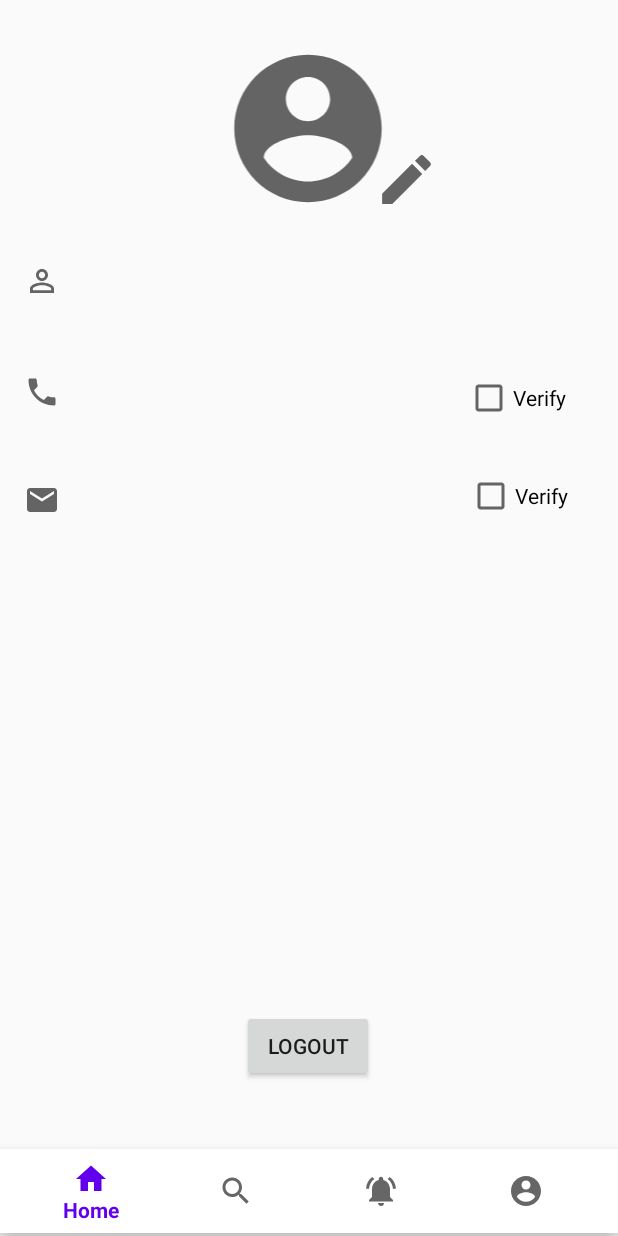
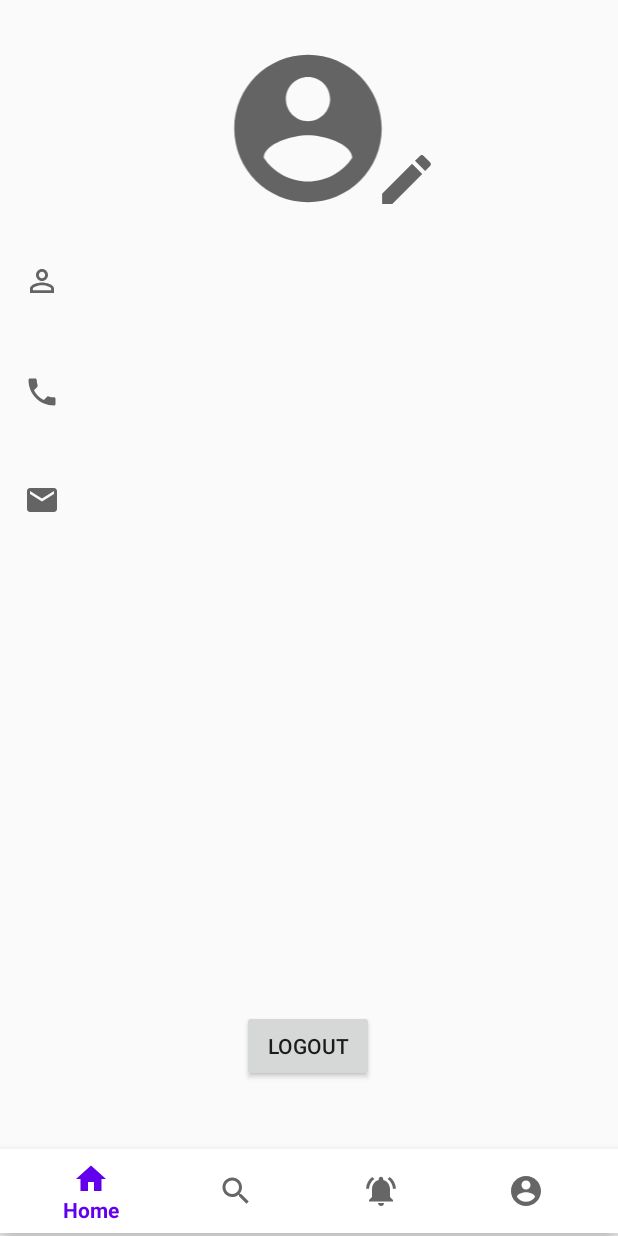
Before and after one commit to maruthumj/mini_project, an Android app: the layout activity_profile.xml on its own in the app's theme, with its tools: preview values and no code run, on a phone screen of 412 x 824 dp. Run offline under Robolectric (Android 15) with nearby library versions, the phone set to English and light mode, and no system bars.

```diff
--- a/app/src/main/res/layout/activity_profile.xml
+++ b/app/src/main/res/layout/activity_profile.xml
@@ -5,30 +5,6 @@
     android:layout_width="match_parent"
     android:layout_height="match_parent"
     tools:context=".profile">
-
-    <CheckBox
-        android:id="@+id/confirmphone"
-        android:layout_width="wrap_content"
-        android:layout_height="wrap_content"
-        android:text="Verify"
-        app:layout_constraintBottom_toBottomOf="@+id/bottomNavigationView"
-        app:layout_constraintEnd_toEndOf="parent"
-        app:layout_constraintHorizontal_bias="0.9"
-        app:layout_constraintStart_toStartOf="parent"
-        app:layout_constraintTop_toTopOf="parent"
-        app:layout_constraintVertical_bias="0.316" />
-
-    <CheckBox
-        android:id="@+id/confirmemail"
-        android:layout_width="wrap_content"
-        android:layout_height="wrap_content"
-        android:text="Verify"
-        app:layout_constraintBottom_toBottomOf="@+id/bottomNavigationView"
-        app:layout_constraintEnd_toEndOf="parent"
-        app:layout_constraintHorizontal_bias="0.903"
-        app:layout_constraintStart_toStartOf="parent"
-        app:layout_constraintTop_toTopOf="parent"
-        app:layout_constraintVertical_bias="0.398" />
 
     <TextView
         android:id="@+id/email"
@@ -152,30 +128,4 @@
         app:srcCompat="@drawable/ic_baseline_email_24"
         tools:ignore="VectorDrawableCompat" />
 
-    <ImageView
-        android:id="@+id/done1"
-        android:layout_width="wrap_content"
-        android:layout_height="wrap_content"
-        android:visibility="gone"
-        app:layout_constraintBottom_toBottomOf="parent"
-        app:layout_constraintEnd_toEndOf="parent"
-        app:layout_constraintHorizontal_bias="0.801"
-        app:layout_constraintStart_toStartOf="parent"
-        app:layout_constraintTop_toTopOf="parent"
-        app:layout_constraintVertical_bias="0.323"
-        app:srcCompat="@drawable/ic_baseline_done_outline_24" />
-
-    <ImageView
-        android:id="@+id/done2"
-        android:layout_width="wrap_content"
-        android:layout_height="wrap_content"
-        android:visibility="gone"
-        app:layout_constraintBottom_toBottomOf="parent"
-        app:layout_constraintEnd_toEndOf="parent"
-        app:layout_constraintHorizontal_bias="0.801"
-        app:layout_constraintStart_toStartOf="parent"
-        app:layout_constraintTop_toTopOf="parent"
-        app:layout_constraintVertical_bias="0.404"
-        app:srcCompat="@drawable/ic_baseline_done_outline_24" />
-
 </androidx.constraintlayout.widget.ConstraintLayout>
--- a/app/src/main/res/mipmap-anydpi-v26/ic_launcher.xml
+++ b/app/src/main/res/mipmap-anydpi-v26/ic_launcher.xml
@@ -1,5 +1,5 @@
 <?xml version="1.0" encoding="utf-8"?>
 <adaptive-icon xmlns:android="http://schemas.android.com/apk/res/android">
     <background android:drawable="@drawable/ic_launcher_background"/>
-    <foreground android:drawable="@mipmap/ic_launcher_foreground"/>
+    <foreground android:drawable="@drawable/ic_launcher_foreground"/>
 </adaptive-icon>
--- a/app/src/main/res/mipmap-anydpi-v26/ic_launcher_round.xml
+++ b/app/src/main/res/mipmap-anydpi-v26/ic_launcher_round.xml
@@ -1,5 +1,5 @@
 <?xml version="1.0" encoding="utf-8"?>
 <adaptive-icon xmlns:android="http://schemas.android.com/apk/res/android">
     <background android:drawable="@drawable/ic_launcher_background"/>
-    <foreground android:drawable="@mipmap/ic_launcher_foreground"/>
+    <foreground android:drawable="@drawable/ic_launcher_foreground"/>
 </adaptive-icon>
```
Also changed, not shown: app/src/main/AndroidManifest.xml (+4 -5 lines), app/src/main/java/com/example/project_management/login.java (+14 -4 lines), app/src/main/java/com/example/project_management/profile.java (+41 -51 lines), app/src/main/java/com/example/project_management/register.java (+88 -12 lines), app/src/main/res/layout/activity_register.xml (+58 -17 lines), app/src/main/ic_launcher-playstore.png, app/src/main/res/mipmap-hdpi/ic_launcher.png, app/src/main/res/mipmap-hdpi/ic_launcher_round.png, app/src/main/res/mipmap-mdpi/ic_launcher.png, app/src/main/res/mipmap-mdpi/ic_launcher_round.png, app/src/main/res/mipmap-xhdpi/ic_launcher.png, app/src/main/res/mipmap-xhdpi/ic_launcher_round.png, app/src/main/res/mipmap-xxhdpi/ic_launcher.png, app/src/main/res/mipmap-xxhdpi/ic_launcher_round.png, 2 more files.
